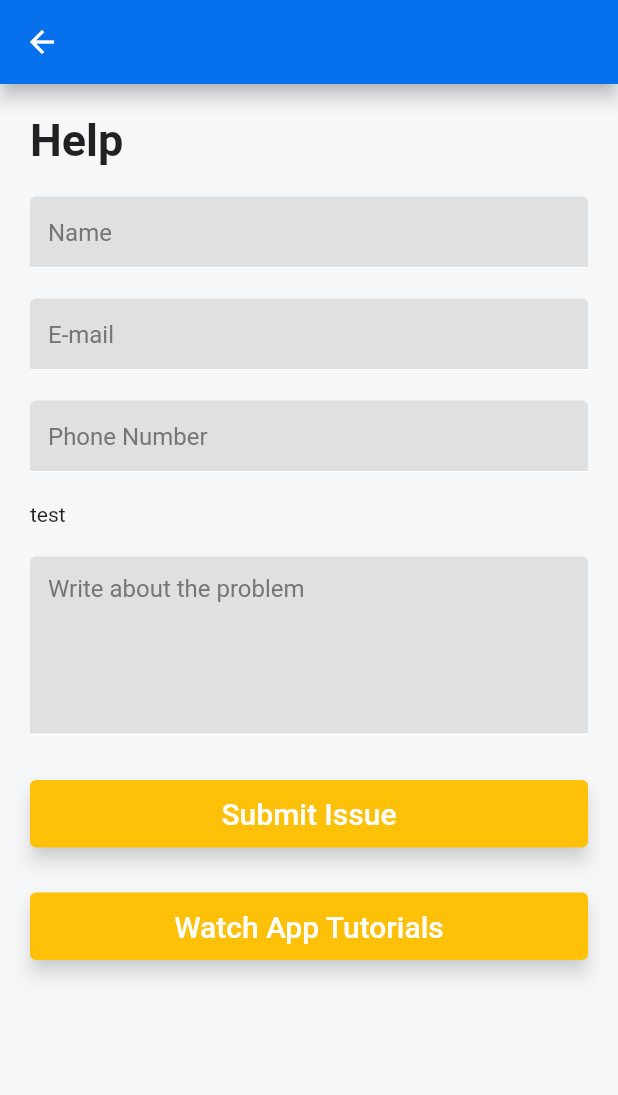
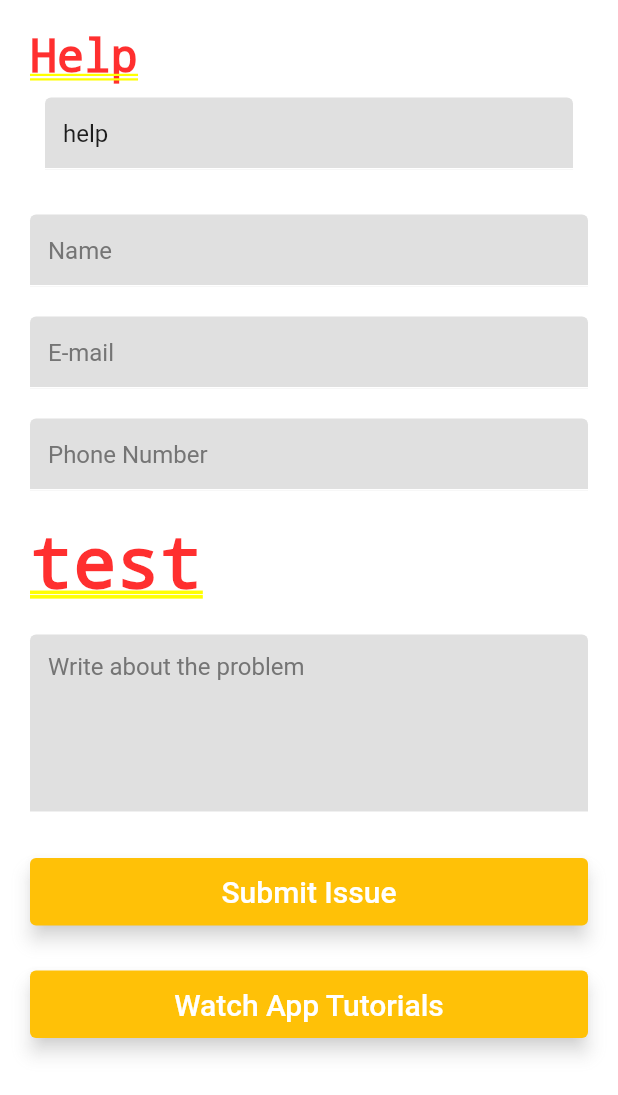
Before and after one commit to Priyank100/exampur, a Flutter app: the Help screen opened by its route, on a phone screen of 412 x 824 dp. Shown: the top 1095 px of the screen. Run offline on Flutter 3.47's test engine with Material 2 defaults, Android fonts, the phone set to English and light mode, and no system bars; our stand-ins replace carousel_slider, device_info_plus, font_awesome_flutter, permission_handler; missing offline and left inert: flutter_downloader; network calls fail; Roboto replaces fonts that are missing (Poppins).

Commit message:
custom text style

```diff
--- a/lib/presentation/help/help.dart
+++ b/lib/presentation/help/help.dart
@@ -1,8 +1,9 @@
 import 'dart:io';
+
 // import 'package:exampur_mobile/presentation/help/dropdown_menu.dart';
+import 'package:exampur_mobile/presentation/widgets/custom_text_field.dart';
 import 'package:flutter/cupertino.dart';
 import 'package:flutter/material.dart';
-
 
 class Help extends StatefulWidget {
   const Help({Key? key}) : super(key: key);
@@ -16,19 +17,17 @@ class HelpState extends State<Help> {
   void initState() {
     super.initState();
   }
+
   late String issue_id;
-
 
   @override
   Widget build(BuildContext context) {
-    return Scaffold(
-      appBar: AppBar(),
-      body: SingleChildScrollView(
+    return SingleChildScrollView(
       child: Column(
         crossAxisAlignment: CrossAxisAlignment.start,
         children: [
           Padding(
-              padding: EdgeInsets.only(left: 20.0,top: 20.0),
+            padding: EdgeInsets.only(left: 20.0, top: 20.0),
             child: Text(
               'Help',
               style: TextStyle(
@@ -37,8 +36,9 @@ class HelpState extends State<Help> {
               ),
             ),
           ),
+          CustomTextField(initialText: "help", labelText: "ik", value: (value) {}),
           Padding(
-              padding: const EdgeInsets.only(left: 20.0,right: 20.0,top: 20.0),
+            padding: const EdgeInsets.only(left: 20.0, right: 20.0, top: 20.0),
             child: TextField(
               cursorColor: Colors.amber,
               decoration: InputDecoration(
@@ -61,7 +61,7 @@ class HelpState extends State<Help> {
             ),
           ),
           Padding(
-              padding: const EdgeInsets.only(left: 20.0,right: 20.0,top: 20.0),
+            padding: const EdgeInsets.only(left: 20.0, right: 20.0, top: 20.0),
             child: TextField(
               cursorColor: Colors.amber,
               decoration: InputDecoration(
@@ -85,7 +85,7 @@ class HelpState extends State<Help> {
             ),
           ),
           Padding(
-              padding: const EdgeInsets.only(left: 20.0,right: 20.0,top: 20.0),
+            padding: const EdgeInsets.only(left: 20.0, right: 20.0, top: 20.0),
             child: TextField(
               cursorColor: Colors.amber,
               decoration: InputDecoration(
@@ -110,7 +110,7 @@ class HelpState extends State<Help> {
             ),
           ),
           Padding(
-              padding: const EdgeInsets.only(left: 20.0,right: 20.0,top: 20.0),
+            padding: const EdgeInsets.only(left: 20.0, right: 20.0, top: 20.0),
             /*child: TextField(
                 cursorColor: Colors.amber,
                 decoration: InputDecoration(
@@ -135,7 +135,7 @@ class HelpState extends State<Help> {
             child: Text("test"),
           ),
           Padding(
-              padding: const EdgeInsets.only(left: 20.0,right: 20.0,top: 20.0),
+            padding: const EdgeInsets.only(left: 20.0, right: 20.0, top: 20.0),
             child: TextField(
               cursorColor: Colors.amber,
               decoration: InputDecoration(
@@ -160,7 +160,7 @@ class HelpState extends State<Help> {
             ),
           ),
           Padding(
-              padding: const EdgeInsets.only(left: 20.0,right: 20.0,top: 30.0),
+            padding: const EdgeInsets.only(left: 20.0, right: 20.0, top: 30.0),
             child: SizedBox(
               height: 45.0,
               width: MediaQuery.of(context).size.width * 1,
@@ -172,12 +172,14 @@ class HelpState extends State<Help> {
                   onPressed: () {},
                   child: const Text(
                     'Submit Issue',
-                      style: TextStyle(fontSize: 20.0,),)
+                    style: TextStyle(
+                      fontSize: 20.0,
                     ),
+                  )),
             ),
           ),
           Padding(
-              padding: const EdgeInsets.only(left: 20.0,right: 20.0,top: 30.0),
+            padding: const EdgeInsets.only(left: 20.0, right: 20.0, top: 30.0),
             child: SizedBox(
               height: 45.0,
               width: MediaQuery.of(context).size.width * 1,
@@ -189,13 +191,14 @@ class HelpState extends State<Help> {
                   onPressed: () {},
                   child: const Text(
                     'Watch App Tutorials',
-                      style: TextStyle(fontSize: 20.0,),)
+                    style: TextStyle(
+                      fontSize: 20.0,
                     ),
+                  )),
             ),
           ),
         ],
       ),
-      ),
     );
   }
 }
--- /dev/null
+++ b/lib/presentation/widgets/custom_text_field.dart
@@ -0,0 +1,79 @@
+import 'package:flutter/material.dart';
+
+class CustomTextField extends StatefulWidget {
+  final String initialText;
+  final String labelText;
+  final Function(String) value;
+  final bool? obscureText;
+  final bool? autofocus;
+
+  const CustomTextField({
+    Key? key,
+    required this.initialText,
+    required this.labelText,
+    required this.value,
+    this.obscureText,
+    this.autofocus,
+  }) : super(key: key);
+
+  @override
+  _CustomTextFieldState createState() => _CustomTextFieldState();
+}
+
+class _CustomTextFieldState extends State<CustomTextField> {
+  FocusNode _focusNode = FocusNode();
+  TextEditingController fieldController = TextEditingController();
+
+  @override
+  void initState() {
+    super.initState();
+    fieldController = new TextEditingController(text: widget.initialText);
+    _focusNode.addListener(() {
+      setState(() {});
+    });
+  }
+
+  @override
+  void dispose() {
+    _focusNode.dispose();
+    super.dispose();
+  }
+
+  Widget build(BuildContext context) {
+    return Padding(
+      padding: const EdgeInsets.symmetric(horizontal: 30.0, vertical: 10),
+      child: TextField(
+        autofocus: widget.autofocus == null ? false:true,
+        obscureText: widget.obscureText == null ? false : true,
+        focusNode: _focusNode,
+        autocorrect: false,
+        controller: fieldController,
+        onChanged: (s) {
+          widget.value(s);
+        },
+        onEditingComplete: () {
+          FocusScope.of(context).nextFocus();
+        },
+        cursorColor: Colors.amber,
+        decoration: InputDecoration(
+          focusedBorder: OutlineInputBorder(
+            borderRadius: BorderRadius.circular(5.0),
+            borderSide: const BorderSide(
+              color: Colors.transparent,
+            ),
+          ),
+          hintText: widget.initialText,
+          hintStyle: TextStyle(
+            color: Colors.grey[600],
+          ),
+          filled: true,
+          fillColor: Colors.grey[300],
+          enabledBorder: const UnderlineInputBorder(
+            borderSide: BorderSide(color: Colors.white),
+          ),
+        ),
+
+      ),
+    );
+  }
+}
```
Lines whose indentation alone changed are shown as unchanged.
